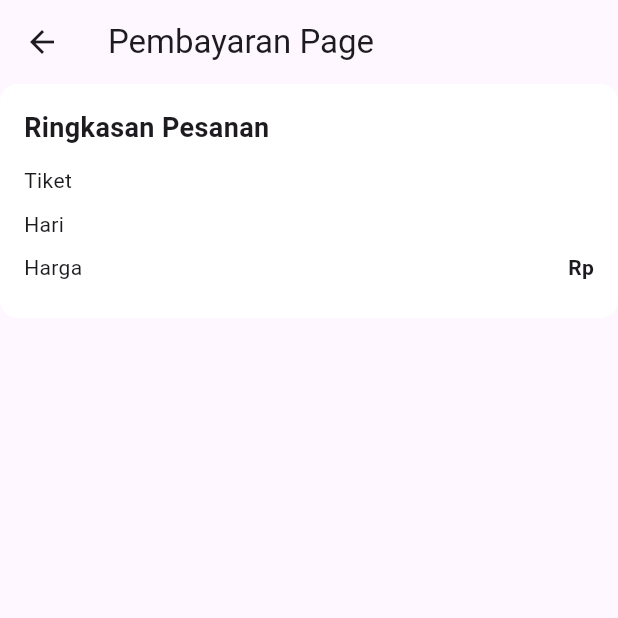
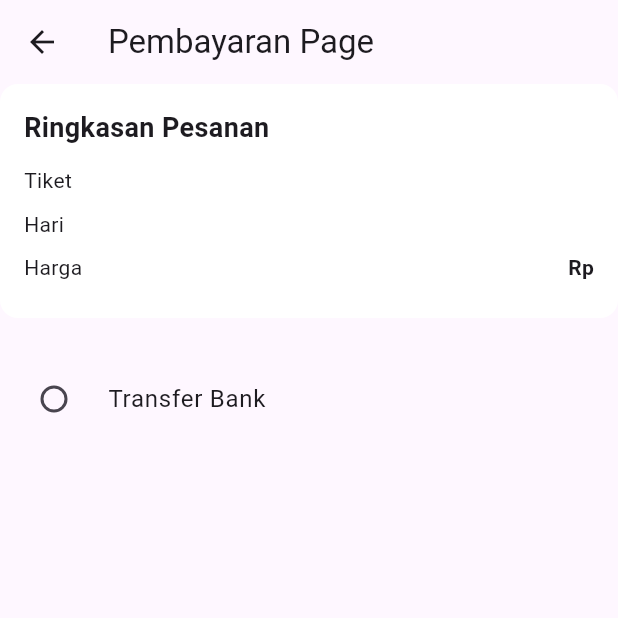
Before and after one commit to Frientia/project_mobile_UAS, a Flutter app: the PaymentPage screen opened directly with empty values, on a phone screen of 412 x 824 dp, the top half of it. Run offline on Flutter 3.47's test engine with Material 3 defaults, Android fonts, the phone set to English and light mode, and no system bars; our stand-ins replace firebase_auth, firebase_core, flutter_dotenv, lottie, shared_preferences, supabase_flutter; accounts and stored records are empty.

Commit message:
tambah metode pembayaran

```diff
--- a/lib/pages/payment_page.dart
+++ b/lib/pages/payment_page.dart
@@ -17,6 +17,8 @@ class PaymentPage extends StatefulWidget {
 }
 
 class _PaymentPageState extends State<PaymentPage> {
+  String? selectedPayment;
+
   @override
   Widget build(BuildContext context) {
     return Scaffold(
@@ -36,6 +38,17 @@ class _PaymentPageState extends State<PaymentPage> {
                   _rowItem('Harga', 'Rp${widget.price}', bold: true),
                 ]
               ),
+            ),
+            SizedBox(height: 26),
+            RadioListTile(
+              value: 'Transfer Bank',
+              groupValue: selectedPayment,
+              onChanged: (value) {
+                setState(() {
+                  selectedPayment = value;
+                });
+              },
+              title: const Text('Transfer Bank'),
             ),
           ],
         ),
```
